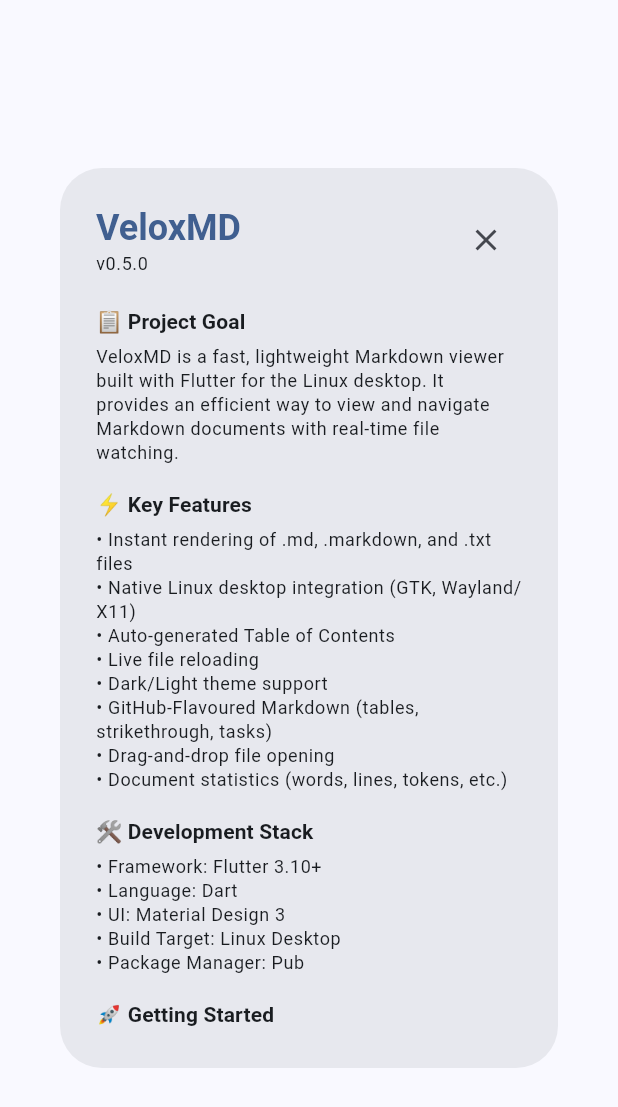
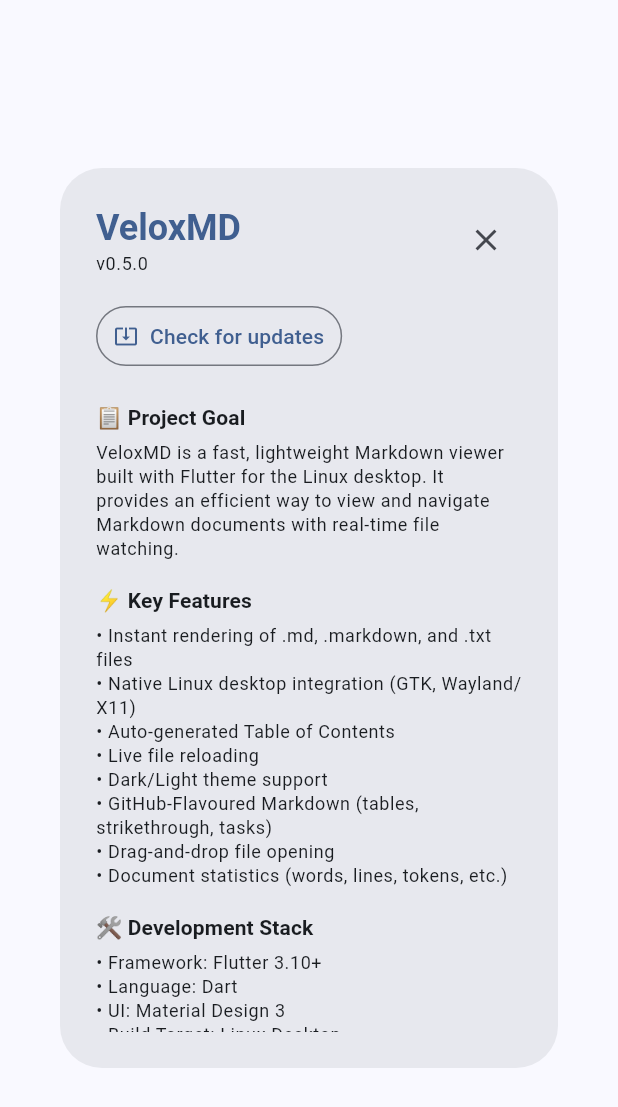
Before and after one commit to lbonomo/VeloxMD, a Flutter app: the VeloxAboutDialog widget shown alone on an empty page, opened directly, on a phone screen of 412 x 824 dp. Shown: the top 1107 px of the screen. Run offline on Flutter 3.47's test engine with Material 3 defaults, Android fonts, the phone set to English and light mode, and no system bars; our stand-ins replace file_picker, flutter_markdown, shared_preferences; missing offline and left inert: desktop_drop, markdown, webview_cef, window_manager; accounts and stored records are empty; statements that could not run were skipped.

Commit message:
feat(about): add 'Check for updates' via GitHub Releases
- New UpdateChecker service queries releases/latest and compares versions
  numerically; picks the platform asset (Linux .AppImage/.deb, Windows .exe)
- About dialog is now stateful with a 'Check for updates' button and
  states: checking / up-to-date / update available (Download) / error
- Network call only on explicit user action; documented exception in
  .kiro/steering/offline.md
- Add http dependency; unit tests for version comparison (44 tests green)

```diff
--- a/lib/dialogs/about_dialog.dart
+++ b/lib/dialogs/about_dialog.dart
@@ -1,17 +1,30 @@
 import 'package:flutter/material.dart';
 import 'package:url_launcher/url_launcher.dart';
 
-class VeloxAboutDialog extends StatelessWidget {
+import '../services/update_checker.dart';
+
+class VeloxAboutDialog extends StatefulWidget {
   const VeloxAboutDialog({super.key});
 
   static const String version = '0.5.0';
   static const String repositoryUrl = 'https://github.com/lbonomo/VeloxMD';
   static const String issuesUrl = '$repositoryUrl/issues';
   static const String discussionsUrl = '$repositoryUrl/discussions';
+  static const String repoOwner = 'lbonomo';
+  static const String repoName = 'VeloxMD';
   static const String developerName = 'Lucas Bonomo';
   static const String developerWebsite = 'https://lucasbonomo.com';
   static const String developerGithub = 'https://github.com/lbonomo';
   static const String developerLinkedin = 'https://www.linkedin.com/in/lbonomo/';
+
+  @override
+  State<VeloxAboutDialog> createState() => _VeloxAboutDialogState();
+}
+
+class _VeloxAboutDialogState extends State<VeloxAboutDialog> {
+  bool _checking = false;
+  String? _errorMessage;
+  UpdateCheckResult? _result;
 
   Future<void> _launchUrl(String url) async {
     if (!await launchUrl(Uri.parse(url),
@@ -20,9 +33,104 @@
     }
   }
 
+  Future<void> _checkForUpdates() async {
+    setState(() {
+      _checking = true;
+      _errorMessage = null;
+      _result = null;
+    });
+
+    try {
+      final result = await UpdateChecker.checkGitHubUpdate(
+        owner: VeloxAboutDialog.repoOwner,
+        repo: VeloxAboutDialog.repoName,
+        currentVersion: VeloxAboutDialog.version,
+      );
+      if (!mounted) return;
+      setState(() => _result = result);
+    } on UpdateCheckException catch (e) {
+      if (!mounted) return;
+      setState(() => _errorMessage = e.message);
+    } catch (e) {
+      if (!mounted) return;
+      setState(() => _errorMessage = 'Error inesperado: $e');
+    } finally {
+      if (mounted) setState(() => _checking = false);
+    }
+  }
+
+  Widget _buildUpdateSection(ThemeData theme) {
+    final children = <Widget>[
+      OutlinedButton.icon(
+        onPressed: _checking ? null : _checkForUpdates,
+        icon: _checking
+            ? const SizedBox(
+                width: 16,
+                height: 16,
+                child: CircularProgressIndicator(strokeWidth: 2),
+              )
+            : const Icon(Icons.system_update_alt, size: 16),
+        label: Text(_checking ? 'Checking…' : 'Check for updates'),
+        style: OutlinedButton.styleFrom(
+          padding: const EdgeInsets.symmetric(horizontal: 12, vertical: 8),
+        ),
+      ),
+    ];
+
+    if (_errorMessage != null) {
+      children.add(const SizedBox(height: 8));
+      children.add(Text(
+        _errorMessage!,
+        style: theme.textTheme.bodySmall?.copyWith(color: theme.colorScheme.error),
+      ));
+    } else if (_result != null) {
+      final r = _result!;
+      children.add(const SizedBox(height: 8));
+      if (r.updateAvailable) {
+        children.add(Text(
+          'New version v${r.latestVersion} available '
+          '(you have v${r.currentVersion}).',
+          style: theme.textTheme.bodySmall?.copyWith(
+            fontWeight: FontWeight.w600,
+            color: theme.colorScheme.primary,
+          ),
+        ));
+        if (r.downloadUrl != null) {
+          children.add(const SizedBox(height: 8));
+          children.add(FilledButton.icon(
+            onPressed: () => _launchUrl(r.downloadUrl!),
+            icon: const Icon(Icons.download, size: 16),
+            label: Text('Download v${r.latestVersion}'),
+            style: FilledButton.styleFrom(
+              padding: const EdgeInsets.symmetric(horizontal: 12, vertical: 8),
+            ),
+          ));
+        }
+      } else {
+        children.add(Text(
+          "You're on the latest version (v${r.currentVersion}).",
+          style: theme.textTheme.bodySmall,
+        ));
+      }
+    }
+
+    return Column(
+      crossAxisAlignment: CrossAxisAlignment.start,
+      children: children,
+    );
+  }
+
   @override
   Widget build(BuildContext context) {
     final theme = Theme.of(context);
+    const version = VeloxAboutDialog.version;
+    const repositoryUrl = VeloxAboutDialog.repositoryUrl;
+    const issuesUrl = VeloxAboutDialog.issuesUrl;
+    const discussionsUrl = VeloxAboutDialog.discussionsUrl;
+    const developerName = VeloxAboutDialog.developerName;
+    const developerWebsite = VeloxAboutDialog.developerWebsite;
+    const developerGithub = VeloxAboutDialog.developerGithub;
+    const developerLinkedin = VeloxAboutDialog.developerLinkedin;
 
     return Dialog(
       child: Container(
@@ -59,6 +167,10 @@
                   ),
                 ],
               ),
+              const SizedBox(height: 16),
+
+              // Update checker
+              _buildUpdateSection(theme),
               const SizedBox(height: 20),
 
               // Project Goal
--- /dev/null
+++ b/lib/services/update_checker.dart
@@ -0,0 +1,150 @@
+import 'dart:convert';
+import 'dart:io' show Platform;
+
+import 'package:flutter/foundation.dart' show visibleForTesting;
+import 'package:http/http.dart' as http;
+
+class UpdateCheckException implements Exception {
+  const UpdateCheckException(this.message);
+
+  final String message;
+
+  @override
+  String toString() => 'UpdateCheckException: $message';
+}
+
+/// Result of querying GitHub Releases for a newer version.
+class UpdateCheckResult {
+  const UpdateCheckResult({
+    required this.updateAvailable,
+    required this.currentVersion,
+    required this.latestVersion,
+    this.downloadUrl,
+    this.releaseUrl,
+  });
+
+  final bool updateAvailable;
+  final String currentVersion;
+  final String latestVersion;
+
+  /// Direct download URL for the asset matching the current platform.
+  /// Falls back to [releaseUrl] when no matching asset is found.
+  final String? downloadUrl;
+
+  /// The release's `html_url` on GitHub.
+  final String? releaseUrl;
+}
+
+/// Checks GitHub Releases for a newer version of the app.
+///
+/// NETWORK: [checkGitHubUpdate] performs a single HTTPS request. VeloxMD is
+/// otherwise 100% offline (see `.kiro/steering/offline.md`), so this MUST only
+/// be called in response to an explicit user action -- e.g. the "Check for
+/// updates" button in the About dialog -- never automatically at startup or
+/// during normal use.
+class UpdateChecker {
+  UpdateChecker._();
+
+  static const Duration _timeout = Duration(seconds: 10);
+
+  /// Queries `releases/latest` for [owner]/[repo] and compares the tag against
+  /// [currentVersion].
+  ///
+  /// Throws [UpdateCheckException] on network/HTTP/parse failure.
+  static Future<UpdateCheckResult> checkGitHubUpdate({
+    required String owner,
+    required String repo,
+    required String currentVersion,
+  }) async {
+    final url = Uri.parse(
+      'https://api.github.com/repos/$owner/$repo/releases/latest',
+    );
+
+    final http.Response response;
+    try {
+      response = await http.get(
+        url,
+        headers: const {'Accept': 'application/vnd.github+json'},
+      ).timeout(_timeout);
+    } catch (e) {
+      throw UpdateCheckException('No se pudo conectar con GitHub: $e');
+    }
+
+    if (response.statusCode != 200) {
+      throw UpdateCheckException(
+        'GitHub respondió con estado ${response.statusCode}.',
+      );
+    }
+
+    final Map<String, dynamic> data;
+    try {
+      data = json.decode(response.body) as Map<String, dynamic>;
+    } catch (e) {
+      throw const UpdateCheckException('Respuesta de GitHub inválida.');
+    }
+
+    final latestTag =
+        (data['tag_name']?.toString() ?? '').replaceAll('v', '').trim();
+    if (latestTag.isEmpty) {
+      throw const UpdateCheckException('La release no tiene tag_name.');
+    }
+
+    final releaseUrl = data['html_url']?.toString();
+    final hasUpdate = isNewer(latestTag, currentVersion);
+
+    String? downloadUrl;
+    if (hasUpdate) {
+      final assets = (data['assets'] as List?) ?? const <dynamic>[];
+      downloadUrl = _pickAssetForPlatform(assets) ?? releaseUrl;
+    }
+
+    return UpdateCheckResult(
+      updateAvailable: hasUpdate,
+      currentVersion: currentVersion,
+      latestVersion: latestTag,
+      downloadUrl: downloadUrl,
+      releaseUrl: releaseUrl,
+    );
+  }
+
+  /// Selects the release asset matching the current desktop platform.
+  /// Windows -> `.exe`; Linux -> `.AppImage` (preferred) or `.deb`.
+  static String? _pickAssetForPlatform(List<dynamic> assets) {
+    final extensions =
+        Platform.isWindows ? const ['.exe'] : const ['.appimage', '.deb'];
+
+    for (final ext in extensions) {
+      for (final asset in assets) {
+        final name = (asset['name']?.toString() ?? '').toLowerCase();
+        if (name.endsWith(ext)) {
+          return asset['browser_download_url']?.toString();
+        }
+      }
+    }
+    return null;
+  }
+
+  /// True if [latest] is strictly newer than [current] using a numeric dotted
+  /// comparison. Build/pre-release suffixes (`+8`, `-rc1`) are ignored.
+  @visibleForTesting
+  static bool isNewer(String latest, String current) {
+    final a = _parse(latest);
+    final b = _parse(current);
+    final len = a.length > b.length ? a.length : b.length;
+    for (var i = 0; i < len; i++) {
+      final ai = i < a.length ? a[i] : 0;
+      final bi = i < b.length ? b[i] : 0;
+      if (ai != bi) return ai > bi;
+    }
+    return false;
+  }
+
+  static List<int> _parse(String v) {
+    // 0.5.0+8 -> [0,5,0], 1.2.0-rc1 -> [1,2,0]
+    final core = v.split(RegExp(r'[+-]')).first;
+    return core
+        .split('.')
+        .map((p) => int.tryParse(p.replaceAll(RegExp(r'[^0-9]'), '')) ?? 0)
+        .toList();
+  }
+}
--- a/pubspec.yaml
+++ b/pubspec.yaml
@@ -21,6 +21,7 @@
   desktop_drop: ^0.4.4
   scroll_to_index: ^3.0.1
   webview_cef: ^0.5.1
+  http: ^1.2.2
 
 dev_dependencies:
   flutter_test:
```
Also changed, not shown: 2 other files.
